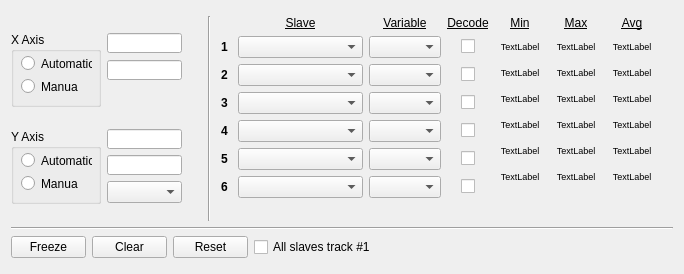
JFDuval/flexsea-plan, file ui/w_2dplot.ui: the form before one commit.
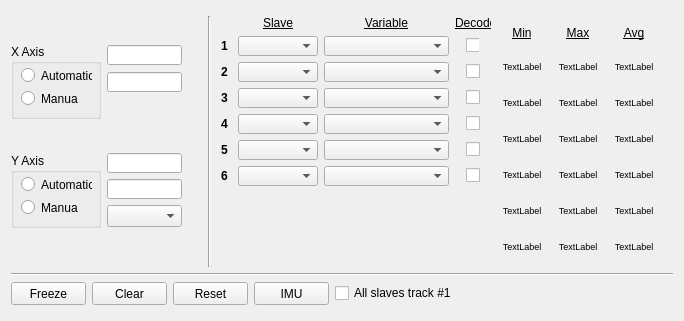
The form after the commit.

Commit message: Preparing the merge: copied w_config.ui and w_2dplot.ui from dev/, WinMerged the code to support the differences.

```diff
--- a/ui/w_2dplot.ui
+++ b/ui/w_2dplot.ui
@@ -7,7 +7,7 @@
     <x>0</x>
     <y>0</y>
     <width>684</width>
-    <height>274</height>
+    <height>321</height>
    </rect>
   </property>
   <property name="minimumSize">
@@ -55,8 +55,14 @@
            </property>
            <property name="minimumSize">
             <size>
-             <width>125</width>
-             <height>0</height>
+             <width>80</width>
+             <height>20</height>
+            </size>
+           </property>
+           <property name="maximumSize">
+            <size>
+             <width>80</width>
+             <height>20</height>
             </size>
            </property>
           </widget>
@@ -71,8 +77,14 @@
            </property>
            <property name="minimumSize">
             <size>
-             <width>125</width>
-             <height>0</height>
+             <width>80</width>
+             <height>20</height>
+            </size>
+           </property>
+           <property name="maximumSize">
+            <size>
+             <width>80</width>
+             <height>20</height>
             </size>
            </property>
           </widget>
@@ -87,17 +99,49 @@
            </property>
            <property name="minimumSize">
             <size>
-             <width>125</width>
-             <height>0</height>
+             <width>80</width>
+             <height>20</height>
+            </size>
+           </property>
+           <property name="maximumSize">
+            <size>
+             <width>80</width>
+             <height>20</height>
             </size>
            </property>
           </widget>
          </item>
          <item row="5" column="2">
-          <widget class="QComboBox" name="cBoxvar5"/>
+          <widget class="QComboBox" name="cBoxvar5">
+           <property name="minimumSize">
+            <size>
+             <width>125</width>
+             <height>20</height>
+            </size>
+           </property>
+           <property name="maximumSize">
+            <size>
+             <width>125</width>
+             <height>20</height>
+            </size>
+           </property>
+          </widget>
          </item>
          <item row="3" column="2">
-          <widget class="QComboBox" name="cBoxvar3"/>
+          <widget class="QComboBox" name="cBoxvar3">
+           <property name="minimumSize">
+            <size>
+             <width>125</width>
+             <height>20</height>
+            </size>
+           </property>
+           <property name="maximumSize">
+            <size>
+             <width>125</width>
+             <height>20</height>
+            </size>
+           </property>
+          </widget>
          </item>
          <item row="0" column="2">
           <widget class="QLabel" name="label">
@@ -108,8 +152,20 @@
          </item>
          <item row="1" column="4">
           <widget class="QCheckBox" name="checkBoxD1">
+           <property name="minimumSize">
+            <size>
+             <width>13</width>
+             <height>0</height>
+            </size>
+           </property>
+           <property name="maximumSize">
+            <size>
+             <width>13</width>
+             <height>16777215</height>
+            </size>
+           </property>
            <property name="toolTip">
-            <string>&lt;html&gt;&lt;head/&gt;&lt;body&gt;&lt;p&gt;Convert the data on a meaningfull scale related to the type of the sensor e.x.: Speed would be displayed in RPM is selected.&lt;/p&gt;&lt;/body&gt;&lt;/html&gt;</string>
+            <string/>
            </property>
            <property name="text">
             <string/>
@@ -124,7 +180,20 @@
           </widget>
          </item>
          <item row="1" column="2">
-          <widget class="QComboBox" name="cBoxvar1"/>
+          <widget class="QComboBox" name="cBoxvar1">
+           <property name="minimumSize">
+            <size>
+             <width>125</width>
+             <height>20</height>
+            </size>
+           </property>
+           <property name="maximumSize">
+            <size>
+             <width>125</width>
+             <height>20</height>
+            </size>
+           </property>
+          </widget>
          </item>
          <item row="5" column="0">
           <widget class="QLabel" name="label_t5">
@@ -271,6 +340,18 @@
          </item>
          <item row="0" column="3" colspan="3">
           <widget class="QLabel" name="label_3">
+           <property name="minimumSize">
+            <size>
+             <width>36</width>
+             <height>0</height>
+            </size>
+           </property>
+           <property name="maximumSize">
+            <size>
+             <width>36</width>
+             <height>16777215</height>
+            </size>
+           </property>
            <property name="text">
             <string>&lt;html&gt;&lt;head/&gt;&lt;body&gt;&lt;p align=&quot;center&quot;&gt;&lt;span style=&quot; text-decoration: underline;&quot;&gt;Decode&lt;/span&gt;&lt;/p&gt;&lt;/body&gt;&lt;/html&gt;</string>
            </property>
@@ -293,8 +374,14 @@
            </property>
            <property name="minimumSize">
             <size>
-             <width>125</width>
-             <height>0</height>
+             <width>80</width>
+             <height>20</height>
+            </size>
+           </property>
+           <property name="maximumSize">
+            <size>
+             <width>80</width>
+             <height>20</height>
             </size>
            </property>
           </widget>
@@ -368,10 +455,36 @@
           </widget>
          </item>
          <item row="2" column="2">
-          <widget class="QComboBox" name="cBoxvar2"/>
+          <widget class="QComboBox" name="cBoxvar2">
+           <property name="minimumSize">
+            <size>
+             <width>125</width>
+             <height>20</height>
+            </size>
+           </property>
+           <property name="maximumSize">
+            <size>
+             <width>125</width>
+             <height>20</height>
+            </size>
+           </property>
+          </widget>
          </item>
          <item row="4" column="2">
-          <widget class="QComboBox" name="cBoxvar4"/>
+          <widget class="QComboBox" name="cBoxvar4">
+           <property name="minimumSize">
+            <size>
+             <width>125</width>
+             <height>20</height>
+            </size>
+           </property>
+           <property name="maximumSize">
+            <size>
+             <width>125</width>
+             <height>20</height>
+            </size>
+           </property>
+          </widget>
          </item>
          <item row="4" column="1">
           <widget class="QComboBox" name="cBoxvar4slave">
@@ -383,14 +496,33 @@
            </property>
            <property name="minimumSize">
             <size>
-             <width>125</width>
-             <height>0</height>
+             <width>80</width>
+             <height>20</height>
+            </size>
+           </property>
+           <property name="maximumSize">
+            <size>
+             <width>80</width>
+             <height>20</height>
             </size>
            </property>
           </widget>
          </item>
          <item row="6" column="2">
-          <widget class="QComboBox" name="cBoxvar6"/>
+          <widget class="QComboBox" name="cBoxvar6">
+           <property name="minimumSize">
+            <size>
+             <width>125</width>
+             <height>20</height>
+            </size>
+           </property>
+           <property name="maximumSize">
+            <size>
+             <width>125</width>
+             <height>20</height>
+            </size>
+           </property>
+          </widget>
          </item>
          <item row="6" column="1">
           <widget class="QComboBox" name="cBoxvar6slave">
@@ -402,8 +534,14 @@
            </property>
            <property name="minimumSize">
             <size>
-             <width>125</width>
-             <height>0</height>
+             <width>80</width>
+             <height>20</height>
+            </size>
+           </property>
+           <property name="maximumSize">
+            <size>
+             <width>80</width>
+             <height>20</height>
             </size>
            </property>
           </widget>
@@ -461,57 +599,6 @@
        <property name="sizeConstraint">
         <enum>QLayout::SetMinimumSize</enum>
        </property>
-       <item row="0" column="0">
-        <widget class="QGroupBox" name="groupBoxX">
-         <property name="sizePolicy">
-          <sizepolicy hsizetype="Preferred" vsizetype="Fixed">
-           <horstretch>0</horstretch>
-           <verstretch>0</verstretch>
-          </sizepolicy>
-         </property>
-         <property name="minimumSize">
-          <size>
-           <width>90</width>
-           <height>75</height>
-          </size>
-         </property>
-         <property name="maximumSize">
-          <size>
-           <width>90</width>
-           <height>75</height>
-          </size>
-         </property>
-         <property name="title">
-          <string>X Axis</string>
-         </property>
-         <widget class="QRadioButton" name="radioButtonXA">
-          <property name="geometry">
-           <rect>
-            <x>10</x>
-            <y>23</y>
-            <width>71</width>
-            <height>17</height>
-           </rect>
-          </property>
-          <property name="text">
-           <string>Automatic</string>
-          </property>
-         </widget>
-         <widget class="QRadioButton" name="radioButtonXM">
-          <property name="geometry">
-           <rect>
-            <x>10</x>
-            <y>46</y>
-            <width>57</width>
-            <height>17</height>
-           </rect>
-          </property>
-          <property name="text">
-           <string>Manual</string>
-          </property>
-         </widget>
-        </widget>
-       </item>
        <item row="0" column="1">
         <layout class="QVBoxLayout" name="verticalLayout_3">
          <item>
@@ -576,8 +663,8 @@
          </item>
         </layout>
        </item>
-       <item row="5" column="0">
-        <widget class="QGroupBox" name="groupBoxY">
+       <item row="0" column="0">
+        <widget class="QGroupBox" name="groupBoxX">
          <property name="sizePolicy">
           <sizepolicy hsizetype="Preferred" vsizetype="Fixed">
            <horstretch>0</horstretch>
@@ -597,9 +684,9 @@
           </size>
          </property>
          <property name="title">
-          <string>Y Axis</string>
+          <string>X Axis</string>
          </property>
-         <widget class="QRadioButton" name="radioButtonYA">
+         <widget class="QRadioButton" name="radioButtonXA">
           <property name="geometry">
            <rect>
             <x>10</x>
@@ -612,7 +699,7 @@
            <string>Automatic</string>
           </property>
          </widget>
-         <widget class="QRadioButton" name="radioButtonYM">
+         <widget class="QRadioButton" name="radioButtonXM">
           <property name="geometry">
            <rect>
             <x>10</x>
@@ -666,6 +753,73 @@
          </item>
         </layout>
        </item>
+       <item row="5" column="0">
+        <widget class="QGroupBox" name="groupBoxY">
+         <property name="sizePolicy">
+          <sizepolicy hsizetype="Preferred" vsizetype="Fixed">
+           <horstretch>0</horstretch>
+           <verstretch>0</verstretch>
+          </sizepolicy>
+         </property>
+         <property name="minimumSize">
+          <size>
+           <width>90</width>
+           <height>75</height>
+          </size>
+         </property>
+         <property name="maximumSize">
+          <size>
+           <width>90</width>
+           <height>75</height>
+          </size>
+         </property>
+         <property name="title">
+          <string>Y Axis</string>
+         </property>
+         <widget class="QRadioButton" name="radioButtonYA">
+          <property name="geometry">
+           <rect>
+            <x>10</x>
+            <y>23</y>
+            <width>71</width>
+            <height>17</height>
+           </rect>
+          </property>
+          <property name="text">
+           <string>Automatic</string>
+          </property>
+         </widget>
+         <widget class="QRadioButton" name="radioButtonYM">
+          <property name="geometry">
+           <rect>
+            <x>10</x>
+            <y>46</y>
+            <width>57</width>
+            <height>17</height>
+           </rect>
+          </property>
+          <property name="text">
+           <string>Manual</string>
+          </property>
+         </widget>
+        </widget>
+       </item>
+       <item row="6" column="1">
+        <spacer name="verticalSpacer_6">
+         <property name="orientation">
+          <enum>Qt::Vertical</enum>
+         </property>
+         <property name="sizeType">
+          <enum>QSizePolicy::Minimum</enum>
+         </property>
+         <property name="sizeHint" stdset="0">
+          <size>
+           <width>20</width>
+           <height>10</height>
+          </size>
+         </property>
+        </spacer>
+       </item>
       </layout>
      </item>
      <item row="0" column="3">
@@ -691,6 +845,9 @@
          <property name="orientation">
           <enum>Qt::Vertical</enum>
          </property>
+         <property name="sizeType">
+          <enum>QSizePolicy::Minimum</enum>
+         </property>
          <property name="sizeHint" stdset="0">
           <size>
            <width>20</width>
@@ -1229,24 +1386,21 @@
    </item>
    <item>
     <layout class="QGridLayout" name="gridLayout_4">
-     <item row="0" column="2">
-      <widget class="QPushButton" name="pbReset">
-       <property name="minimumSize">
-        <size>
-         <width>75</width>
-         <height>0</height>
-        </size>
+     <item row="0" column="5">
+      <spacer name="verticalSpacer_7">
+       <property name="orientation">
+        <enum>Qt::Vertical</enum>
        </property>
-       <property name="maximumSize">
+       <property name="sizeType">
+        <enum>QSizePolicy::Minimum</enum>
+       </property>
+       <property name="sizeHint" stdset="0">
         <size>
-         <width>75</width>
-         <height>16777215</height>
+         <width>20</width>
+         <height>20</height>
         </size>
        </property>
-       <property name="text">
-        <string>Reset</string>
-       </property>
-      </widget>
+      </spacer>
      </item>
      <item row="0" column="0">
       <widget class="QPushButton" name="pushButtonFreeze">
@@ -1259,13 +1413,13 @@
        <property name="minimumSize">
         <size>
          <width>75</width>
-         <height>0</height>
+         <height>23</height>
         </size>
        </property>
        <property name="maximumSize">
         <size>
          <width>75</width>
-         <height>16777215</height>
+         <height>23</height>
         </size>
        </property>
        <property name="text">
@@ -1273,18 +1427,37 @@
        </property>
       </widget>
      </item>
+     <item row="0" column="2">
+      <widget class="QPushButton" name="pbReset">
+       <property name="minimumSize">
+        <size>
+         <width>75</width>
+         <height>23</height>
+        </size>
+       </property>
+       <property name="maximumSize">
+        <size>
+         <width>75</width>
+         <height>23</height>
+        </size>
+       </property>
+       <property name="text">
+        <string>Reset</string>
+       </property>
+      </widget>
+     </item>
      <item row="0" column="1">
       <widget class="QPushButton" name="pushButtonClear">
        <property name="minimumSize">
         <size>
          <width>75</width>
-         <height>0</height>
+         <height>23</height>
         </size>
        </property>
        <property name="maximumSize">
         <size>
          <width>75</width>
-         <height>16777215</height>
+         <height>23</height>
         </size>
        </property>
        <property name="text">
@@ -1292,13 +1465,32 @@
        </property>
       </widget>
      </item>
-     <item row="0" column="3">
+     <item row="0" column="4">
       <widget class="QCheckBox" name="checkBoxTrack">
        <property name="text">
         <string>All slaves track #1</string>
        </property>
       </widget>
      </item>
+     <item row="0" column="3">
+      <widget class="QPushButton" name="pbIMU">
+       <property name="minimumSize">
+        <size>
+         <width>75</width>
+         <height>23</height>
+        </size>
+       </property>
+       <property name="maximumSize">
+        <size>
+         <width>75</width>
+         <height>23</height>
+        </size>
+       </property>
+       <property name="text">
+        <string>IMU</string>
+       </property>
+      </widget>
+     </item>
     </layout>
    </item>
    <item>
@@ -1307,7 +1499,7 @@
       <enum>Qt::Vertical</enum>
      </property>
      <property name="sizeType">
-      <enum>QSizePolicy::Fixed</enum>
+      <enum>QSizePolicy::Minimum</enum>
      </property>
      <property name="sizeHint" stdset="0">
       <size>
```
The commit also changes 3 other files.
